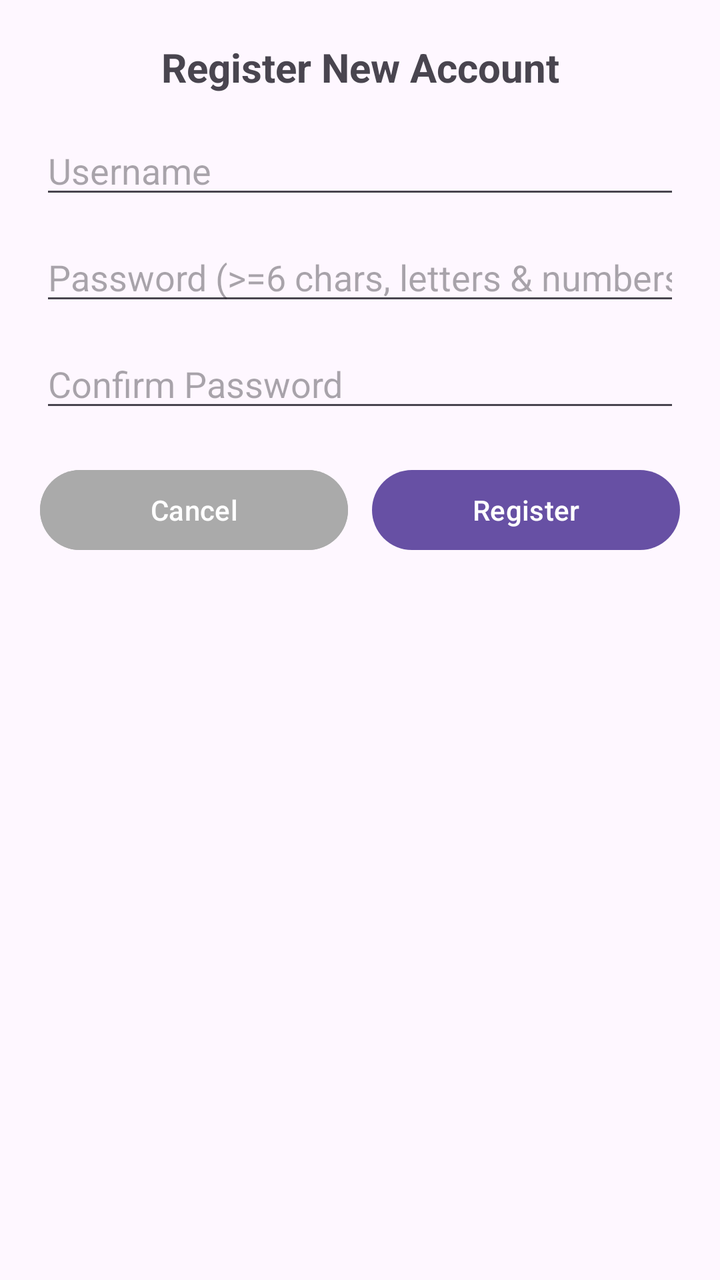
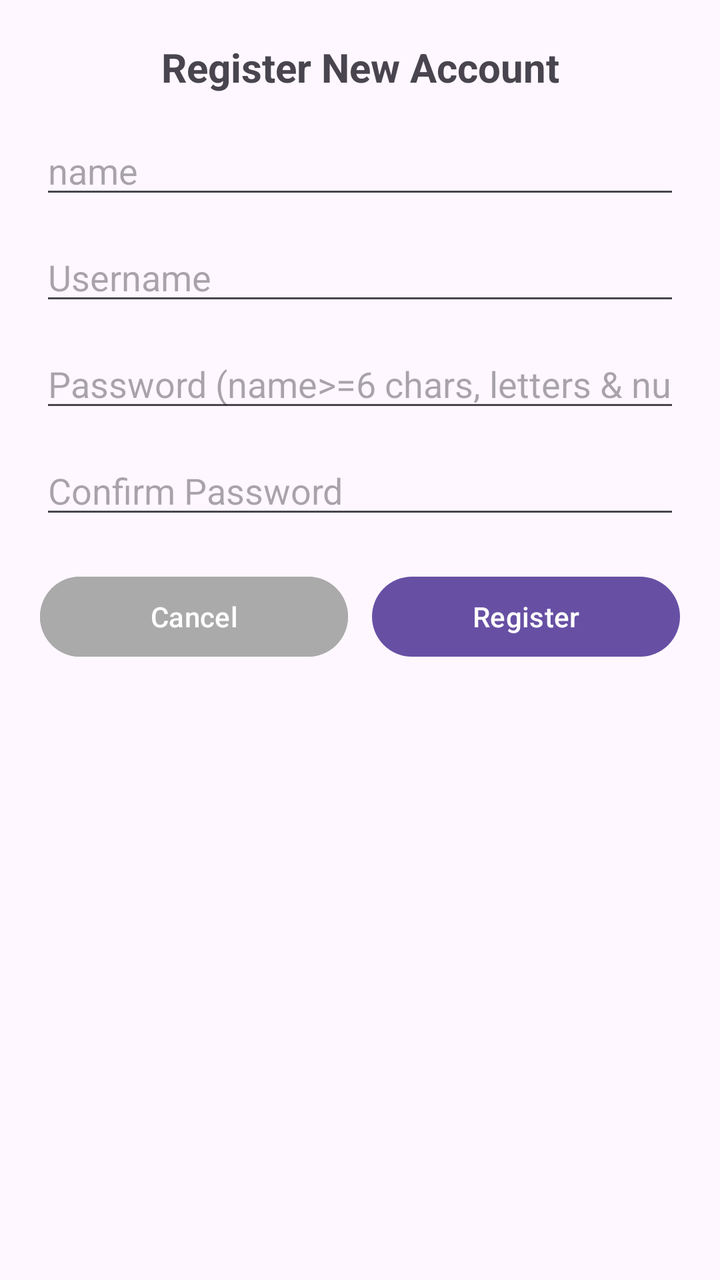

Screens rendered from an Android XML layout before and after an edit, with the pre-edit source and the edit as a unified diff.
<!-- AndroidManifest.xml: application theme Theme.SpinnerGuess -->
<!-- res/layout/dialog_register.xml -->
<?xml version="1.0" encoding="utf-8"?>
<LinearLayout xmlns:android="http://schemas.android.com/apk/res/android"
    android:layout_width="match_parent"
    android:layout_height="wrap_content"
    android:orientation="vertical"
    android:padding="20dp">

    <TextView
        android:layout_width="match_parent"
        android:layout_height="wrap_content"
        android:text="Register New Account"
        android:textSize="20sp"
        android:textStyle="bold"
        android:gravity="center"
        android:layout_marginBottom="16dp"/>

    <EditText
        android:id="@+id/etRegName"
        android:layout_width="match_parent"
        android:layout_height="wrap_content"
        android:hint="Username"
        android:inputType="text"
        android:layout_marginBottom="12dp"/>

    <EditText
        android:id="@+id/etRegPassword"
        android:layout_width="match_parent"
        android:layout_height="wrap_content"
        android:hint="Password (>=6 chars, letters &amp; numbers)"
        android:inputType="textPassword"
        android:layout_marginBottom="12dp"/>

    <EditText
        android:id="@+id/etRegConfirmPassword"
        android:layout_width="match_parent"
        android:layout_height="wrap_content"
        android:hint="Confirm Password"
        android:inputType="textPassword"
        android:layout_marginBottom="20dp"/>

    
    <LinearLayout
        android:layout_width="match_parent"
        android:layout_height="wrap_content"
        android:orientation="horizontal"
        android:weightSum="2">

        <Button
            android:id="@+id/btnRegCancel"
            android:layout_width="0dp"
            android:layout_height="wrap_content"
            android:layout_weight="1"
            android:text="Cancel"
            android:backgroundTint="@android:color/darker_gray"
            android:layout_marginEnd="6dp"/>

        <Button
            android:id="@+id/btnRegSubmit"
            android:layout_width="0dp"
            android:layout_height="wrap_content"
            android:layout_weight="1"
            android:text="Register"
            android:layout_marginStart="6dp"/>

    </LinearLayout>

</LinearLayout>
<!-- resources referenced by this layout -->
<resources>
  <style name="Theme.SpinnerGuess" parent="Base.Theme.SpinnerGuess" />
  <style name="Base.Theme.SpinnerGuess" parent="Theme.Material3.DayNight.NoActionBar">
          
          
      </style>
</resources>

<!-- the commit's change to res/layout/dialog_register.xml (unified diff, before → after) -->
@@ -15,6 +15,14 @@
         android:layout_marginBottom="16dp"/>
 
     <EditText
+        android:id="@+id/name"
+        android:layout_width="match_parent"
+        android:layout_height="wrap_content"
+        android:hint="name"
+        android:inputType="text"
+        android:layout_marginBottom="12dp"/>
+
+    <EditText
         android:id="@+id/etRegName"
         android:layout_width="match_parent"
         android:layout_height="wrap_content"
@@ -26,7 +34,7 @@
         android:id="@+id/etRegPassword"
         android:layout_width="match_parent"
         android:layout_height="wrap_content"
-        android:hint="Password (>=6 chars, letters &amp; numbers)"
+        android:hint="Password (name>=6 chars, letters &amp; numbers)"
         android:inputType="textPassword"
         android:layout_marginBottom="12dp"/>
 
@@ -38,7 +46,6 @@
         android:inputType="textPassword"
         android:layout_marginBottom="20dp"/>
 
-    
     <LinearLayout
         android:layout_width="match_parent"
         android:layout_height="wrap_content"
